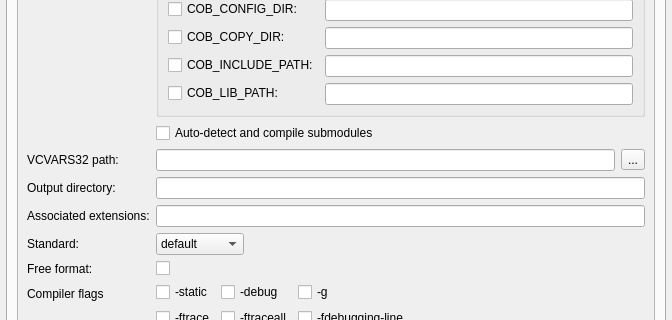
Before: the Qt Designer form forms/dlg_preferences.ui in OpenCobolIDE/OpenCobolIDE, drawn with Qt 5; both pictures show x 0 to 672 and y 137 to 457 of the 672 by 941 pixel window.
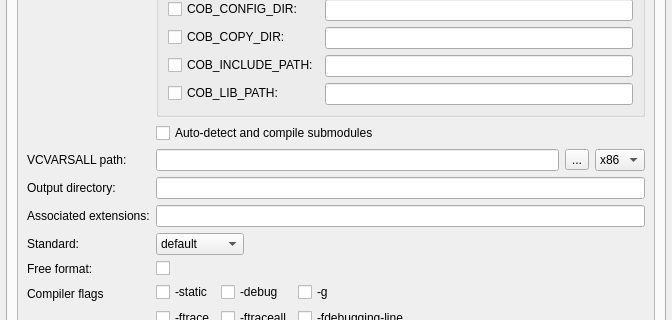
After: the same form once the commit is applied. The open tabs and pages were chosen to show the change. Icons and pictures are not drawn. Custom widgets are drawn as their Qt base class.

Patch:
```diff
--- a/forms/dlg_preferences.ui
+++ b/forms/dlg_preferences.ui
@@ -727,8 +727,8 @@
               <rect>
                <x>0</x>
                <y>0</y>
-               <width>636</width>
-               <height>840</height>
+               <width>634</width>
+               <height>851</height>
               </rect>
              </property>
              <layout class="QFormLayout" name="formLayout_6">
@@ -838,7 +838,7 @@
               <item row="3" column="0">
                <widget class="QLabel" name="labelVCVARS">
                 <property name="text">
-                 <string>VCVARS32 path:</string>
+                 <string>VCVARSALL path:</string>
                 </property>
                </widget>
               </item>
@@ -861,6 +861,23 @@
                   </property>
                  </widget>
                 </item>
+                <item>
+                 <widget class="QComboBox" name="combo_arch">
+                  <property name="editable">
+                   <bool>false</bool>
+                  </property>
+                  <item>
+                   <property name="text">
+                    <string>x86</string>
+                   </property>
+                  </item>
+                  <item>
+                   <property name="text">
+                    <string>x64</string>
+                   </property>
+                  </item>
+                 </widget>
+                </item>
                </layout>
               </item>
               <item row="4" column="0">
```
Left out of the diff: 58 changed lines with no effect on the pictures.
